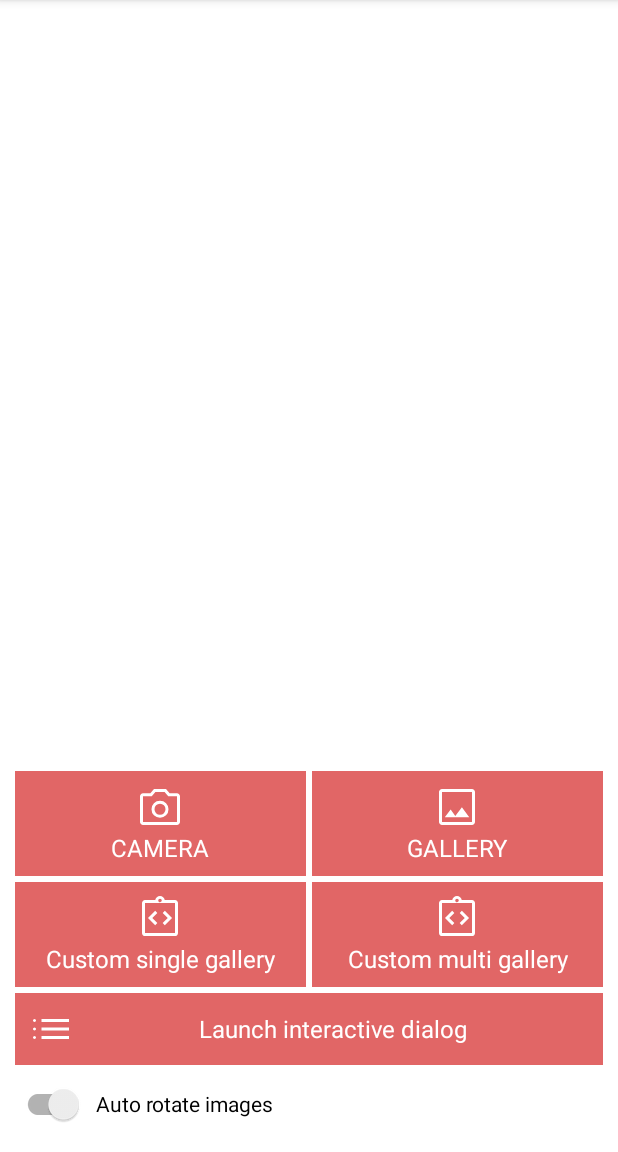
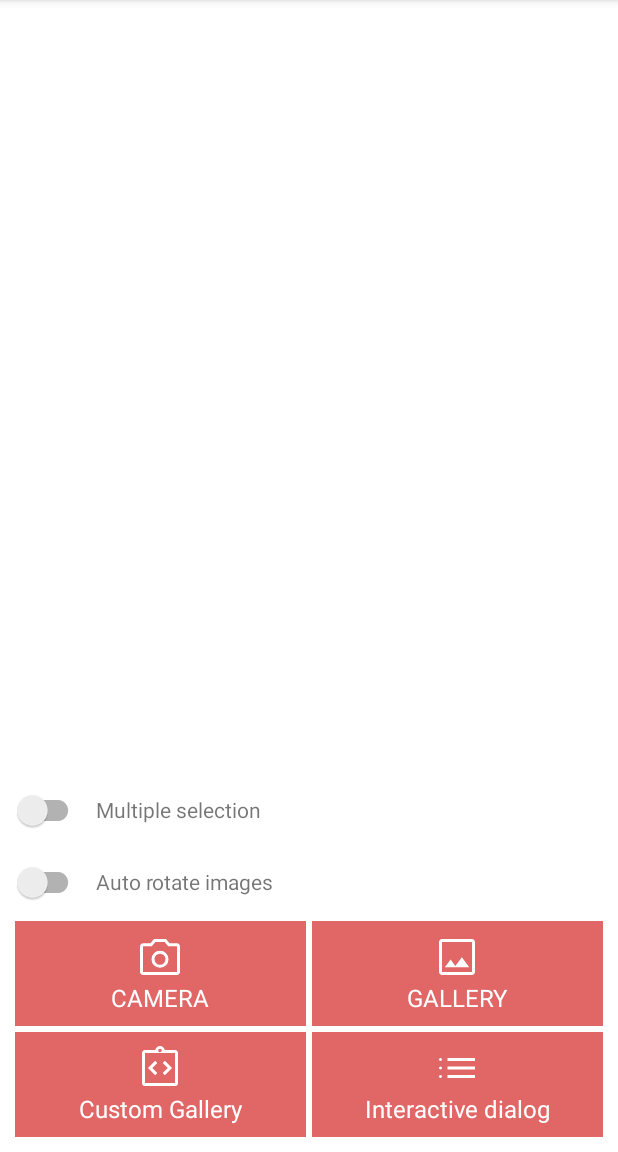
Before and after one commit to ShiftHackZ/ImagePicker, an Android app: the screen it shows after launch (MainActivity), on a phone screen of 412 x 824 dp, the part 84-1236 px from its top. Run offline under Robolectric (Android 15) with nearby library versions, the phone set to English and light mode, and no system bars; our stand-ins replace data binding; pictures from the network do not load.

Commit message:
Custom multi-selection gallery stability fixes (#3)

```diff
--- a/app/src/main/java/com/shz/imagepicker/imagepickerapp/MainActivity.kt
+++ b/app/src/main/java/com/shz/imagepicker/imagepickerapp/MainActivity.kt
@@ -2,18 +2,16 @@ package com.shz.imagepicker.imagepickerapp
 
 import android.os.Bundle
 import android.util.Log
-import android.widget.ImageView
+import androidx.appcompat.app.AlertDialog
 import androidx.appcompat.app.AppCompatActivity
 import androidx.databinding.DataBindingUtil
 import androidx.recyclerview.widget.GridLayoutManager
 import com.bumptech.glide.Glide
 import com.shz.imagepicker.imagepicker.ImagePicker
 import com.shz.imagepicker.imagepicker.ImagePickerCallback
-import com.shz.imagepicker.imagepicker.ImagePickerLoadDelegate
 import com.shz.imagepicker.imagepicker.model.GalleryPicker
 import com.shz.imagepicker.imagepicker.model.PickedResult
 import com.shz.imagepicker.imagepickerapp.databinding.ActivityMainBinding
-import java.io.File
 
 class MainActivity : AppCompatActivity(), ImagePickerCallback {
 
@@ -26,64 +24,8 @@ class MainActivity : AppCompatActivity(), ImagePickerCallback {
     override fun onCreate(savedInstanceState: Bundle?) {
         super.onCreate(savedInstanceState)
         binding = DataBindingUtil.setContentView(this, R.layout.activity_main)
-
-        adapter = ImagesDemoAdapter()
-
-        binding.rv.adapter = adapter
-        binding.rv.layoutManager = GridLayoutManager(this, 2)
-
-        binding.btnCamera.setOnClickListener {
-            imagePicker
-                .autoRotate(binding.switchAutoRotate.isChecked)
-                .useCamera()
-                .build()
-                .launch(this)
-        }
-        binding.btnGallery.setOnClickListener {
-            imagePicker
-                .autoRotate(binding.switchAutoRotate.isChecked)
-                .useGallery()
-//                .multipleSelection(true)
-                .build()
-                .launch(this)
-        }
-        binding.btnGalCustomSingle.setOnClickListener {
-            imagePicker
-                .autoRotate(binding.switchAutoRotate.isChecked)
-                .useGallery()
-                .galleryPicker(GalleryPicker.CUSTOM)
-                .loadDelegate { imageView, file ->
-                    Glide.with(this)
-                        .load(file)
-                        .into(imageView)
-                }
-                .build()
-                .launch(this)
-        }
-        binding.btnGalCustomMultiple.setOnClickListener {
-            imagePicker
-                .autoRotate(binding.switchAutoRotate.isChecked)
-                .useGallery()
-                .multipleSelection()
-                .galleryPicker(GalleryPicker.CUSTOM)
-                .loadDelegate { imageView, file ->
-                    Glide.with(this)
-                        .load(file)
-                        .into(imageView)
-                }
-                .build()
-                .launch(this)
-        }
-        binding.btnDialog.setOnClickListener {
-            imagePicker
-                .autoRotate(binding.switchAutoRotate.isChecked)
-                .useGallery()
-                .useCamera()
-                .multipleSelection()
-                .galleryPicker(GalleryPicker.NATIVE)
-                .build()
-                .launch(this)
-        }
+        initializeButtons()
+        initializeImagesList()
     }
 
     override fun onImagePickerResult(result: PickedResult) {
@@ -94,6 +36,11 @@ class MainActivity : AppCompatActivity(), ImagePickerCallback {
             }
             is PickedResult.Error -> {
                 result.throwable.printStackTrace()
+                AlertDialog.Builder(this)
+                    .setTitle(R.string.action_error)
+                    .setMessage(result.throwable.message.toString())
+                    .setPositiveButton(R.string.action_ok) { d, _ -> d.dismiss() }
+                    .show()
             }
             is PickedResult.Multiple -> {
                 adapter.submitList(result.images)
@@ -103,4 +50,52 @@ class MainActivity : AppCompatActivity(), ImagePickerCallback {
             }
         }
     }
+
+    private fun initializeButtons() = with(binding) {
+        btnCamera.setOnClickListener {
+            imagePicker
+                .autoRotate(binding.switchAutoRotate.isChecked)
+                .useCamera()
+                .build()
+                .launch(this@MainActivity)
+        }
+        btnGallery.setOnClickListener {
+            imagePicker
+                .autoRotate(binding.switchAutoRotate.isChecked)
+                .useGallery()
+                .multipleSelection(binding.switchMultipleSelection.isChecked)
+                .build()
+                .launch(this@MainActivity)
+        }
+        btnGalCustomSingle.setOnClickListener {
+            imagePicker
+                .autoRotate(binding.switchAutoRotate.isChecked)
+                .useGallery()
+                .multipleSelection(binding.switchMultipleSelection.isChecked)
+                .galleryPicker(GalleryPicker.CUSTOM)
+                .loadDelegate { imageView, file ->
+                    Glide.with(imageView)
+                        .load(file)
+                        .into(imageView)
+                }
+                .build()
+                .launch(this@MainActivity)
+        }
+        btnDialog.setOnClickListener {
+            imagePicker
+                .autoRotate(binding.switchAutoRotate.isChecked)
+                .useGallery()
+                .useCamera()
+                .multipleSelection(binding.switchMultipleSelection.isChecked)
+                .galleryPicker(GalleryPicker.NATIVE)
+                .build()
+                .launch(this@MainActivity)
+        }
+    }
+
+    private fun initializeImagesList() = with(binding) {
+        adapter = ImagesDemoAdapter()
+        recyclerImages.adapter = adapter
+        recyclerImages.layoutManager = GridLayoutManager(this@MainActivity, 2)
+    }
 }
--- a/app/src/main/res/layout/activity_main.xml
+++ b/app/src/main/res/layout/activity_main.xml
@@ -9,16 +9,16 @@
         android:layout_height="match_parent">
 
         <androidx.recyclerview.widget.RecyclerView
-            android:id="@+id/rv"
+            android:id="@+id/recycler_images"
             android:layout_width="match_parent"
             android:layout_height="0dp"
-            app:layout_constraintBottom_toTopOf="@+id/linear"
+            app:layout_constraintBottom_toTopOf="@+id/container_actions"
             app:layout_constraintEnd_toEndOf="parent"
             app:layout_constraintStart_toStartOf="parent"
             app:layout_constraintTop_toTopOf="parent" />
 
         <LinearLayout
-            android:id="@+id/linear"
+            android:id="@+id/container_actions"
             android:layout_width="match_parent"
             android:layout_height="wrap_content"
             android:orientation="vertical"
@@ -26,6 +26,48 @@
             app:layout_constraintBottom_toBottomOf="parent"
             app:layout_constraintEnd_toEndOf="parent"
             app:layout_constraintStart_toStartOf="parent">
+
+            <LinearLayout
+                android:id="@+id/section_multiple_selection"
+                android:layout_width="match_parent"
+                android:layout_height="wrap_content"
+                android:orientation="horizontal">
+
+                <androidx.appcompat.widget.SwitchCompat
+                    android:id="@+id/switch_multiple_selection"
+                    android:layout_width="wrap_content"
+                    android:layout_height="wrap_content"
+                    app:switchPadding="8dp"
+                    />
+
+                <TextView
+                    android:layout_width="wrap_content"
+                    android:layout_height="wrap_content"
+                    android:layout_marginStart="8dp"
+                    android:layout_marginLeft="8dp"
+                    android:text="@string/setting_multiple_selection" />
+            </LinearLayout>
+
+            <LinearLayout
+                android:id="@+id/section_auto_rotate"
+                android:layout_width="match_parent"
+                android:layout_height="wrap_content"
+                android:orientation="horizontal">
+
+                <androidx.appcompat.widget.SwitchCompat
+                    android:id="@+id/switch_auto_rotate"
+                    android:layout_width="wrap_content"
+                    android:layout_height="wrap_content"
+                    app:switchPadding="8dp"
+                    />
+
+                <TextView
+                    android:layout_width="wrap_content"
+                    android:layout_height="wrap_content"
+                    android:layout_marginStart="8dp"
+                    android:layout_marginLeft="8dp"
+                    android:text="@string/setting_auto_rotate" />
+            </LinearLayout>
 
             <LinearLayout
                 android:layout_width="match_parent"
@@ -45,7 +87,7 @@
                     android:focusable="true"
                     android:gravity="center"
                     android:padding="8dp"
-                    android:text="CAMERA"
+                    android:text="@string/action_native_camera"
                     android:textColor="#FFFFFF"
                     android:textSize="16sp" />
 
@@ -62,7 +104,7 @@
                     android:focusable="true"
                     android:gravity="center"
                     android:padding="8dp"
-                    android:text="GALLERY"
+                    android:text="@string/action_native_gallery"
                     android:textColor="#FFFFFF"
                     android:textSize="16sp" />
 
@@ -86,12 +128,12 @@
                     android:focusable="true"
                     android:gravity="center"
                     android:padding="8dp"
-                    android:text="Custom single gallery"
+                    android:text="@string/action_custom_gallery"
                     android:textColor="#FFFFFF"
                     android:textSize="16sp" />
 
                 <TextView
-                    android:id="@+id/btn_gal_custom_multiple"
+                    android:id="@+id/btn_dialog"
                     android:layout_width="match_parent"
                     android:layout_height="wrap_content"
                     android:layout_marginHorizontal="2dp"
@@ -99,41 +141,15 @@
                     android:layout_weight="1"
                     android:background="#E16666"
                     android:clickable="true"
-                    android:drawableTop="@drawable/ic_custom"
+                    android:drawableTop="@drawable/ic_list"
                     android:focusable="true"
                     android:gravity="center"
                     android:padding="8dp"
-                    android:text="Custom multi gallery"
+                    android:text="@string/action_launch_interactive_dialog"
                     android:textColor="#FFFFFF"
                     android:textSize="16sp" />
 
             </LinearLayout>
-
-            <TextView
-                android:id="@+id/btn_dialog"
-                android:layout_width="match_parent"
-                android:layout_height="wrap_content"
-                android:layout_marginHorizontal="2dp"
-                android:layout_marginVertical="2dp"
-                android:layout_weight="1"
-                android:background="#E16666"
-                android:clickable="true"
-                android:drawableStart="@drawable/ic_list"
-                android:drawableLeft="@drawable/ic_list"
-                android:focusable="true"
-                android:gravity="center"
-                android:padding="8dp"
-                android:text="Launch interactive dialog"
-                android:textColor="#FFFFFF"
-                android:textSize="16sp" />
-
-            <androidx.appcompat.widget.SwitchCompat
-                android:id="@+id/switch_auto_rotate"
-                android:layout_width="match_parent"
-                android:layout_height="wrap_content"
-                android:layoutDirection="rtl"
-                app:switchPadding="8dp"
-                android:text="Auto rotate images" />
         </LinearLayout>
     </androidx.constraintlayout.widget.ConstraintLayout>
 </layout>
--- a/app/src/main/res/values/strings.xml
+++ b/app/src/main/res/values/strings.xml
@@ -1,3 +1,11 @@
 <resources>
     <string name="app_name">ImagePicker Android Library</string>
+    <string name="setting_multiple_selection">Multiple selection</string>
+    <string name="setting_auto_rotate">Auto rotate images</string>
+    <string name="action_native_camera">CAMERA</string>
+    <string name="action_native_gallery">GALLERY</string>
+    <string name="action_custom_gallery">Custom Gallery</string>
+    <string name="action_launch_interactive_dialog">Interactive dialog</string>
+    <string name="action_error">Error</string>
+    <string name="action_ok">OK</string>
 </resources>
--- a/imagepicker/build.gradle
+++ b/imagepicker/build.gradle
@@ -6,7 +6,7 @@ plugins {
 
 def libraryGroupId = 'com.shz.imagepicker'
 def libraryArtifactId = 'imagepicker'
-def libraryVersion = '2.0'
+def libraryVersion = '2.0.1'
 
 
 android {
--- a/imagepicker/src/main/java/com/shz/imagepicker/imagepicker/ImagePicker.kt
+++ b/imagepicker/src/main/java/com/shz/imagepicker/imagepicker/ImagePicker.kt
@@ -30,7 +30,6 @@ class ImagePicker private constructor(
     private val galleryPicker: GalleryPicker,
     private val loadDelegate: ImagePickerLoadDelegate,
 ) {
-
     /**
      * Checks for access Camera or Media permissions, then
      * launches **ImagePicker** according to defined configuration.
@@ -175,7 +174,6 @@ class ImagePicker private constructor(
          *
          * @return [ImagePicker.Builder]
          */
-        @Deprecated("GalleryPicker.CUSTOM is deprecated from Android 13 (SDK 33)")
         fun minimumSelectionCount(minimumSelectionCount: Int) = apply {
             this.minimumSelectionCount = minimumSelectionCount
         }
@@ -189,7 +187,6 @@ class ImagePicker private constructor(
          *
          * @return [ImagePicker.Builder]
          */
-        @Deprecated("GalleryPicker.CUSTOM is deprecated from Android 13 (SDK 33)")
         fun maximumSelectionCount(maximumSelectionCount: Int) = apply {
             this.maximumSelectionCount = maximumSelectionCount
         }
@@ -211,12 +208,10 @@ class ImagePicker private constructor(
             this.galleryPicker = galleryPicker
         }
 
-        @Deprecated("GalleryPicker.CUSTOM is deprecated from Android 13 (SDK 33)")
         fun loadDelegate(loadDelegate: ImagePickerLoadDelegate) = apply {
             this.loadDelegate = loadDelegate
         }
 
-        @Deprecated("GalleryPicker.CUSTOM is deprecated from Android 13 (SDK 33)")
         fun loadDelegate(loadDelegate: (ImageView, File) -> Unit) = apply {
             this.loadDelegate = ImagePickerLoadDelegate { iv, file -> loadDelegate(iv, file) }
         }
--- a/imagepicker/src/main/java/com/shz/imagepicker/imagepicker/ImagePickerLauncher.kt
+++ b/imagepicker/src/main/java/com/shz/imagepicker/imagepicker/ImagePickerLauncher.kt
@@ -101,7 +101,6 @@ internal class ImagePickerLauncher(private val context: Context) {
         })
     }
 
-    @Deprecated("GalleryPicker.CUSTOM is deprecated from Android 13 (SDK 33)")
     private fun launchMultipleSelectionGalleryCustom(
         callback: ImagePickerCallback,
         delegate: ImagePickerLoadDelegate,
--- a/imagepicker/src/main/java/com/shz/imagepicker/imagepicker/activity/customgallery/GalleryPickerCustomActivity.kt
+++ b/imagepicker/src/main/java/com/shz/imagepicker/imagepicker/activity/customgallery/GalleryPickerCustomActivity.kt
@@ -88,8 +88,10 @@ internal class GalleryPickerCustomActivity : ImagePickerActivity() {
                         submitList(files)
                     }
                 } else {
-                    GalleryImagesMultipleAdapter(ArrayList(files), max) { selectedFiles ->
+                    GalleryImagesMultipleAdapter(loadDelegate, max) { selectedFiles ->
                         onSelectionChanged(selectedFiles.size)
+                    }.apply {
+                        submit(files)
                     }
                 }
             }
--- a/imagepicker/src/main/java/com/shz/imagepicker/imagepicker/activity/customgallery/adapter/single/GalleryImagesSingleAdapter.kt
+++ b/imagepicker/src/main/java/com/shz/imagepicker/imagepicker/activity/customgallery/adapter/single/GalleryImagesSingleAdapter.kt
@@ -1,6 +1,5 @@
 package com.shz.imagepicker.imagepicker.activity.customgallery.adapter.single
 
-import android.graphics.BitmapFactory
 import android.view.LayoutInflater
 import android.view.View
 import android.view.ViewGroup
--- a/imagepicker/src/main/java/com/shz/imagepicker/imagepicker/exception/FeatureNotSupportedException.kt
+++ b/imagepicker/src/main/java/com/shz/imagepicker/imagepicker/exception/FeatureNotSupportedException.kt
@@ -2,7 +2,8 @@ package com.shz.imagepicker.imagepicker.exception
 
 import com.shz.imagepicker.imagepicker.ImagePicker
 
-private const val DEFAULT_NOT_SUPPORTED_EXCEPTION_MESSAGE = "This feature is not supported on your configuration device"
+private const val DEFAULT_NOT_SUPPORTED_EXCEPTION_MESSAGE =
+    "This feature is not supported on your configuration device"
 
 /**
  * Is thrown form [ImagePicker] when some feature is not supported.
```
Also changed, not shown: imagepicker/src/main/java/com/shz/imagepicker/imagepicker/activity/customgallery/adapter/multiple/GalleryImagesMultipleAdapter.kt (+28 -22 lines).
